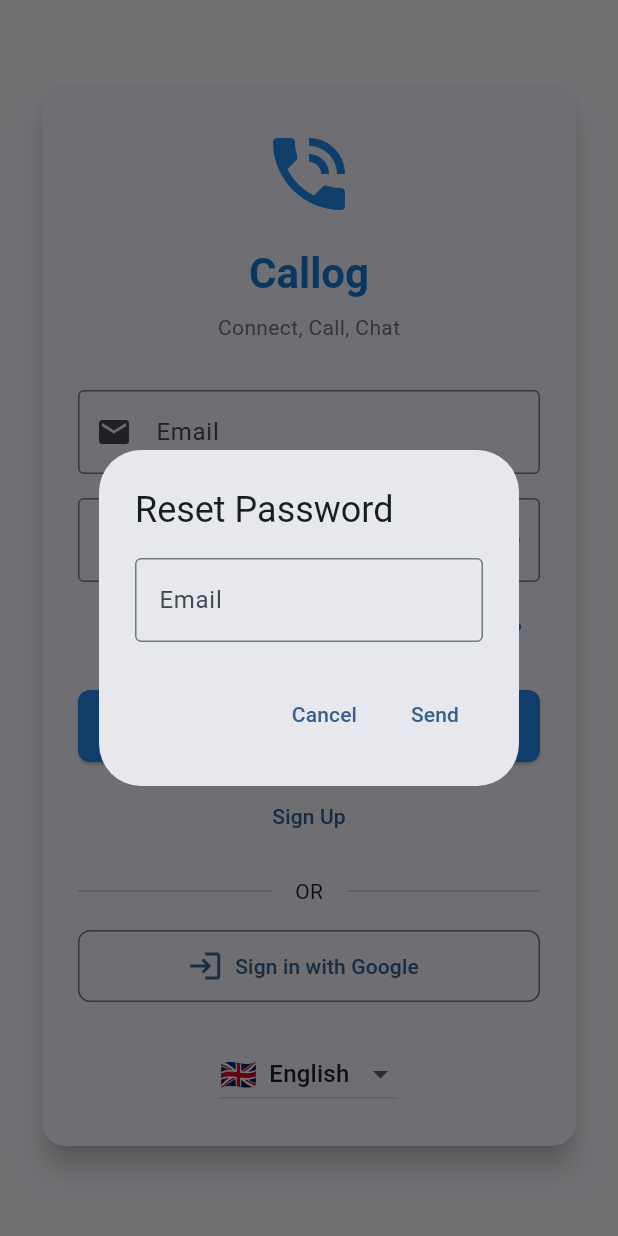
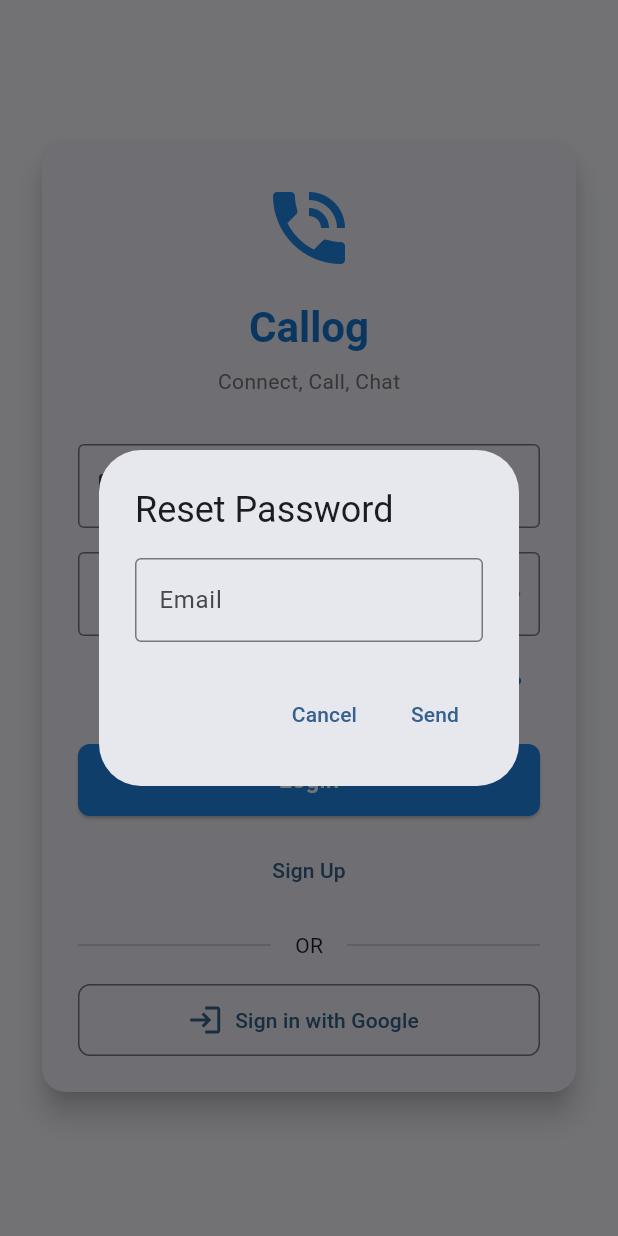
Before and after one commit to thp-hoikujouhou-jpg/Callog, a Flutter app: the screen it shows after launch, after a tap on "Forgot password?", on a phone screen of 412 x 824 dp. Run offline on Flutter 3.47's test engine with Material 3 defaults, Android fonts, the phone set to English and light mode, and no system bars; our stand-ins replace cloud_firestore, firebase_auth, firebase_core, firebase_storage, google_sign_in, image_picker; accounts and stored records are empty; network calls fail.

Commit message:
Remove language selector from login screen, set to English only
- Remove language dropdown from login screen
- Set login screen to English display only
- Language can now only be changed in Profile Settings
- Improves sign-out/sign-in flow by avoiding language state issues
- Simplifies login UX with consistent English interface

```diff
--- a/lib/screens/login_screen.dart
+++ b/lib/screens/login_screen.dart
@@ -1,6 +1,5 @@
 import 'package:flutter/material.dart';
 import 'package:provider/provider.dart';
-import '../services/localization_service.dart';
 import '../services/auth_service.dart';
 
 class LoginScreen extends StatefulWidget {
@@ -38,28 +37,27 @@ class _LoginScreenState extends State<LoginScreen> {
 
   Future<void> _showPasswordResetDialog() async {
     final emailController = TextEditingController();
-    final localService = Provider.of<LocalizationService>(context, listen: false);
 
     final result = await showDialog<bool>(
       context: context,
       builder: (context) => AlertDialog(
-        title: Text(localService.translate('reset_password')),
+        title: const Text('Reset Password'),
         content: TextField(
           controller: emailController,
-          decoration: InputDecoration(
-            labelText: localService.translate('email'),
-            border: const OutlineInputBorder(),
+          decoration: const InputDecoration(
+            labelText: 'Email',
+            border: OutlineInputBorder(),
           ),
           keyboardType: TextInputType.emailAddress,
         ),
         actions: [
           TextButton(
             onPressed: () => Navigator.pop(context, false),
-            child: Text(localService.translate('cancel')),
+            child: const Text('Cancel'),
           ),
           TextButton(
             onPressed: () => Navigator.pop(context, true),
-            child: Text(localService.translate('send')),
+            child: const Text('Send'),
           ),
         ],
       ),
@@ -71,8 +69,8 @@ class _LoginScreenState extends State<LoginScreen> {
         await authService.sendPasswordResetEmail(emailController.text.trim());
         if (mounted) {
           ScaffoldMessenger.of(context).showSnackBar(
-            SnackBar(
-              content: Text(localService.translate('password_reset_sent')),
+            const SnackBar(
+              content: Text('Password reset email sent'),
               backgroundColor: Colors.green,
             ),
           );
@@ -124,7 +122,6 @@ class _LoginScreenState extends State<LoginScreen> {
       }
     } catch (e) {
       if (mounted) {
-        final localService = Provider.of<LocalizationService>(context, listen: false);
         String errorMessage = e.toString();
 
         // Provide user-friendly error messages
@@ -142,7 +139,7 @@ class _LoginScreenState extends State<LoginScreen> {
 
         ScaffoldMessenger.of(context).showSnackBar(
           SnackBar(
-            content: Text('${localService.translate('error')}: $errorMessage'),
+            content: Text('Error: $errorMessage'),
             backgroundColor: Colors.red,
             duration: const Duration(seconds: 5),
           ),
@@ -169,10 +166,9 @@ class _LoginScreenState extends State<LoginScreen> {
       // AuthWrapper will handle navigation
     } catch (e) {
       if (mounted) {
-        final localService = Provider.of<LocalizationService>(context, listen: false);
         ScaffoldMessenger.of(context).showSnackBar(
           SnackBar(
-            content: Text('${localService.translate('error')}: ${e.toString()}'),
+            content: Text('Error: ${e.toString()}'),
             backgroundColor: Colors.red,
           ),
         );
@@ -184,7 +180,8 @@ class _LoginScreenState extends State<LoginScreen> {
 
   @override
   Widget build(BuildContext context) {
-    final localService = Provider.of<LocalizationService>(context);
+    // Fixed English display on login screen
+    // Language can be changed later in Profile Settings
 
     return Scaffold(
       body: SafeArea(
@@ -210,7 +207,7 @@ class _LoginScreenState extends State<LoginScreen> {
                         ),
                         const SizedBox(height: 16),
                         Text(
-                          localService.translate('app_name'),
+                          'Callog',
                           style: Theme.of(context).textTheme.headlineMedium?.copyWith(
                                 fontWeight: FontWeight.bold,
                                 color: Colors.blue.shade700,
@@ -226,10 +223,10 @@ class _LoginScreenState extends State<LoginScreen> {
                         const SizedBox(height: 32),
                         TextFormField(
                           controller: _emailController,
-                          decoration: InputDecoration(
-                            labelText: localService.translate('email'),
-                            prefixIcon: const Icon(Icons.email),
-                            border: const OutlineInputBorder(),
+                          decoration: const InputDecoration(
+                            labelText: 'Email',
+                            prefixIcon: Icon(Icons.email),
+                            border: OutlineInputBorder(),
                           ),
                           keyboardType: TextInputType.emailAddress,
                           validator: (value) {
@@ -246,7 +243,7 @@ class _LoginScreenState extends State<LoginScreen> {
                         TextFormField(
                           controller: _passwordController,
                           decoration: InputDecoration(
-                            labelText: localService.translate('password'),
+                            labelText: 'Password',
                             prefixIcon: const Icon(Icons.lock),
                             suffixIcon: IconButton(
                               icon: Icon(
@@ -283,7 +280,7 @@ class _LoginScreenState extends State<LoginScreen> {
                               _showPasswordResetDialog();
                             },
                             child: Text(
-                              localService.translate('forgot_password'),
+                              'Forgot password?',
                               style: TextStyle(color: Colors.blue.shade600),
                             ),
                           ),
@@ -307,9 +304,7 @@ class _LoginScreenState extends State<LoginScreen> {
                                     ),
                                   ),
                                   child: Text(
-                                    _isSignUp
-                                        ? localService.translate('sign_up')
-                                        : localService.translate('login'),
+                                    _isSignUp ? 'Sign Up' : 'Login',
                                     style: const TextStyle(fontSize: 16),
                                   ),
                                 ),
@@ -322,7 +317,7 @@ class _LoginScreenState extends State<LoginScreen> {
                                 child: Text(
                                   _isSignUp
                                       ? 'Already have an account? Login'
-                                      : localService.translate('sign_up'),
+                                      : 'Sign Up',
                                 ),
                               ),
                               const SizedBox(height: 16),
@@ -350,8 +345,8 @@ class _LoginScreenState extends State<LoginScreen> {
                                       return const Icon(Icons.login, size: 24);
                                     },
                                   ),
-                                  label: Text(
-                                    localService.translate('sign_in_with_google'),
+                                  label: const Text(
+                                    'Sign in with Google',
                                   ),
                                   style: OutlinedButton.styleFrom(
                                     shape: RoundedRectangleBorder(
@@ -362,33 +357,7 @@ class _LoginScreenState extends State<LoginScreen> {
                               ),
                             ],
                           ),
-                        const SizedBox(height: 24),
-                        DropdownButton<String>(
-                          value: localService.currentLanguage,
-                          items: LocalizationService.supportedLanguages.entries
-                              .map((entry) => DropdownMenuItem(
-                                    value: entry.key,
-                                    child: Row(
-                                      children: [
-                                        Text(
-                                          LocalizationService.languageFlags[entry.key] ?? '',
-                                          style: const TextStyle(fontSize: 20),
-                                        ),
-                                        const SizedBox(width: 8),
-                                        Text(entry.value),
-                                      ],
-                                    ),
-                                  ))
-                              .toList(),
-                          onChanged: (value) async {
-                            if (value != null) {
-                              await localService.setLanguage(value);
-                              if (mounted) {
-                                setState(() {});
-                              }
-                            }
-                          },
-                        ),
+
                       ],
                     ),
                   ),
```
